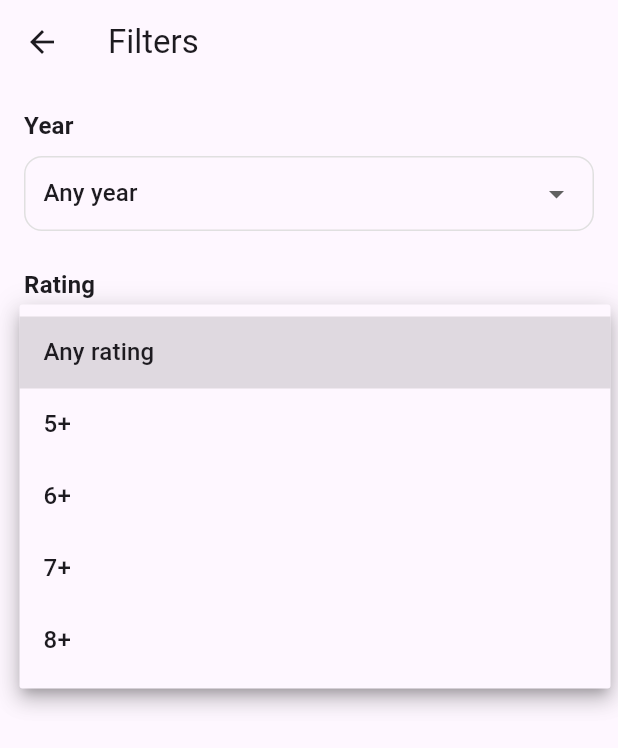
After one commit to vladmunj/flicky, a Flutter app: the FilterScreen screen opened directly, after a tap on "Any rating", on a phone screen of 412 x 824 dp. The commit adds this screen. Shown: the top 748 px of the screen. Run offline on Flutter 3.47's test engine with Material 3 defaults, Android fonts, the phone set to English and light mode, and no system bars; our stand-ins replace cached_network_image, flutter_dotenv; network calls fail.

Commit message:
movie filters added

```diff
--- a/lib/l10n/app_localizations.dart
+++ b/lib/l10n/app_localizations.dart
@@ -60,6 +60,17 @@ class AppLocalizations {
   String get availabilityWarning => isRu
       ? 'Внимание: фильм или сериал может быть недоступен на некоторых площадках. В этом случае вы можете воспользоваться поиском в Google выше.'
       : 'Note: the movie or TV show may not be available on some platforms. If so, you can use the Google search above.';
+
+  // Filters
+  String get filtersTitle => isRu ? 'Фильтры' : 'Filters';
+  String get filterYear => isRu ? 'Год выпуска' : 'Year';
+  String get filterGenre => isRu ? 'Жанры' : 'Genres';
+  String get filterAnyYear => isRu ? 'Любой год' : 'Any year';
+  String get filterRating => isRu ? 'Рейтинг' : 'Rating';
+  String get filterAnyRating => isRu ? 'Любой рейтинг' : 'Any rating';
+  String get filterApply => isRu ? 'Показать' : 'Apply';
+  String get filterReset => isRu ? 'Сбросить' : 'Reset';
+  String get filterActiveLabel => isRu ? 'Фильтры включены' : 'Filters active';
   String openServiceInternetError(String serviceName) => isRu
       ? 'Не удалось открыть $serviceName. Проверьте подключение к интернету.'
       : 'Could not open $serviceName. Please check your internet connection.';
@@ -80,6 +91,15 @@ class AppLocalizations {
   String get apiKeyInvalid => isRu ? 'Неверный API ключ. Проверьте настройки' : 'Invalid API key. Check your settings.';
   String get networkIssue => isRu ? 'Проблема с подключением к интернету' : 'Network connection issue.';
   String get loadFailed => isRu ? 'Не удалось загрузить. Попробуйте снова' : 'Failed to load. Please try again.';
+
+  // Filters – no results
+  String get noResultsForFilters => isRu
+      ? 'Фильмы или сериалы с указанными фильтрами не найдены. Попробуйте изменить фильтры.'
+      : 'No movies or TV shows match the selected filters. Try adjusting your filters.';
+
+  String get filtersWarningTitle => isRu ? 'Ничего не найдено' : 'Nothing found';
+  String get filtersChangeButton =>
+      isRu ? 'Изменить фильтры' : 'Adjust filters';
 }
 
 class _AppLocalizationsDelegate extends LocalizationsDelegate<AppLocalizations> {
--- /dev/null
+++ b/lib/screens/filter_screen.dart
@@ -0,0 +1,248 @@
+import 'package:flutter/material.dart';
+
+import '../l10n/app_localizations.dart';
+import '../models/movie.dart';
+import '../services/tmdb_service.dart';
+
+class FilterConfig {
+  final int? year;
+  final List<int> genreIds;
+  final double? minRating;
+
+  const FilterConfig({
+    this.year,
+    this.genreIds = const [],
+    this.minRating,
+  });
+}
+
+class FilterScreen extends StatefulWidget {
+  final FilterConfig? initialConfig;
+
+  const FilterScreen({super.key, this.initialConfig});
+
+  @override
+  State<FilterScreen> createState() => _FilterScreenState();
+}
+
+class _FilterScreenState extends State<FilterScreen> {
+  final TMDbService _service = TMDbService();
+  final Set<int> _selectedGenres = {};
+  int? _selectedYear;
+  double? _selectedMinRating;
+
+  bool _isLoading = false;
+  bool _didLoadGenres = false;
+  List<Genre> _genres = [];
+
+  @override
+  void initState() {
+    super.initState();
+    final initial = widget.initialConfig;
+    if (initial != null) {
+      _selectedYear = initial.year;
+      _selectedGenres.addAll(initial.genreIds);
+      _selectedMinRating = initial.minRating;
+    }
+  }
+
+  @override
+  void didChangeDependencies() {
+    super.didChangeDependencies();
+    if (!_didLoadGenres) {
+      _didLoadGenres = true;
+      _loadGenres();
+    }
+  }
+
+  Future<void> _loadGenres() async {
+    setState(() => _isLoading = true);
+    try {
+      final lang = Localizations.localeOf(context).languageCode;
+      final genres = await _service.fetchMovieGenres(languageCode: lang);
+      setState(() {
+        _genres = genres;
+        _isLoading = false;
+      });
+    } catch (_) {
+      setState(() => _isLoading = false);
+    }
+  }
+
+  void _apply() {
+    Navigator.pop(
+      context,
+      FilterConfig(
+        year: _selectedYear,
+        genreIds: _selectedGenres.toList(),
+        minRating: _selectedMinRating,
+      ),
+    );
+  }
+
+  void _reset() {
+    // Возвращаемся на главный экран с полностью сброшенными фильтрами
+    Navigator.pop(
+      context,
+      const FilterConfig(
+        year: null,
+        genreIds: [],
+        minRating: null,
+      ),
+    );
+  }
+
+  @override
+  Widget build(BuildContext context) {
+    final l10n = context.l10n;
+    final currentYear = DateTime.now().year;
+    final years = List<int>.generate(60, (i) => currentYear - i);
+
+    return Scaffold(
+      appBar: AppBar(
+        title: Text(l10n.filtersTitle),
+      ),
+      body: _isLoading
+          ? const Center(child: CircularProgressIndicator())
+          : SingleChildScrollView(
+              padding: const EdgeInsets.all(16),
+              child: Column(
+                crossAxisAlignment: CrossAxisAlignment.start,
+                children: [
+                  // Год
+                  Text(
+                    l10n.filterYear,
+                    style: Theme.of(context).textTheme.titleMedium?.copyWith(
+                          fontWeight: FontWeight.w600,
+                        ),
+                  ),
+                  const SizedBox(height: 8),
+                  Container(
+                    padding: const EdgeInsets.symmetric(horizontal: 12),
+                    decoration: BoxDecoration(
+                      borderRadius: BorderRadius.circular(12),
+                      border: Border.all(color: Colors.grey.shade300),
+                    ),
+                    child: DropdownButton<int?>(
+                      value: _selectedYear,
+                      isExpanded: true,
+                      underline: const SizedBox(),
+                      hint: Text(l10n.filterAnyYear),
+                      items: [
+                        DropdownMenuItem<int?>(
+                          value: null,
+                          child: Text(l10n.filterAnyYear),
+                        ),
+                        ...years.map(
+                          (y) => DropdownMenuItem<int?>(
+                            value: y,
+                            child: Text(y.toString()),
+                          ),
+                        ),
+                      ],
+                      onChanged: (value) {
+                        setState(() => _selectedYear = value);
+                      },
+                    ),
+                  ),
+                  const SizedBox(height: 24),
+
+                  // Рейтинг
+                  Text(
+                    l10n.filterRating,
+                    style: Theme.of(context).textTheme.titleMedium?.copyWith(
+                          fontWeight: FontWeight.w600,
+                        ),
+                  ),
+                  const SizedBox(height: 8),
+                  Container(
+                    padding: const EdgeInsets.symmetric(horizontal: 12),
+                    decoration: BoxDecoration(
+                      borderRadius: BorderRadius.circular(12),
+                      border: Border.all(color: Colors.grey.shade300),
+                    ),
+                    child: DropdownButton<double?>(
+                      value: _selectedMinRating,
+                      isExpanded: true,
+                      underline: const SizedBox(),
+                      hint: Text(l10n.filterAnyRating),
+                      items: <double?>[null, 5.0, 6.0, 7.0, 8.0].map((value) {
+                        if (value == null) {
+                          return DropdownMenuItem<double?>(
+                            value: null,
+                            child: Text(l10n.filterAnyRating),
+                          );
+                        }
+                        return DropdownMenuItem<double?>(
+                          value: value,
+                          child: Text('${value.toStringAsFixed(0)}+'),
+                        );
+                      }).toList(),
+                      onChanged: (value) {
+                        setState(() => _selectedMinRating = value);
+                      },
+                    ),
+                  ),
+                  const SizedBox(height: 24),
+
+                  // Жанры
+                  Text(
+                    l10n.filterGenre,
+                    style: Theme.of(context).textTheme.titleMedium?.copyWith(
+                          fontWeight: FontWeight.w600,
+                        ),
+                  ),
+                  const SizedBox(height: 8),
+                  if (_genres.isEmpty)
+                    Text(
+                      l10n.notFound,
+                      style: Theme.of(context).textTheme.bodySmall,
+                    )
+                  else
+                    Wrap(
+                      spacing: 8,
+                      runSpacing: 8,
+                      children: _genres.map((genre) {
+                        final selected = _selectedGenres.contains(genre.id);
+                        return FilterChip(
+                          label: Text(genre.name),
+                          selected: selected,
+                          onSelected: (value) {
+                            setState(() {
+                              if (value) {
+                                _selectedGenres.add(genre.id);
+                              } else {
+                                _selectedGenres.remove(genre.id);
+                              }
+                            });
+                          },
+                        );
+                      }).toList(),
+                    ),
+
+                  const SizedBox(height: 32),
+
+                  // Кнопки действий
+                  Row(
+                    children: [
+                      Expanded(
+                        child: OutlinedButton(
+                          onPressed: _reset,
+                          child: Text(l10n.filterReset),
+                        ),
+                      ),
+                      const SizedBox(width: 12),
+                      Expanded(
+                        child: ElevatedButton(
+                          onPressed: _apply,
+                          child: Text(l10n.filterApply),
+                        ),
+                      ),
+                    ],
+                  ),
+                ],
+              ),
+            ),
+    );
+  }
+}
--- a/lib/services/tmdb_service.dart
+++ b/lib/services/tmdb_service.dart
@@ -9,7 +9,31 @@ class TMDbService {
 
   String? get apiKey => dotenv.env['TMDB_API_KEY'];
 
-  Future<Movie?> getRandomMovie({Set<int>? excludeIds, String languageCode = 'en'}) async {
+  Future<List<Genre>> fetchMovieGenres({String languageCode = 'en'}) async {
+    if (apiKey == null || apiKey!.isEmpty || apiKey == 'your_api_key_here') {
+      throw Exception('TMDB_API_KEY не установлен в .env файле');
+    }
+
+    final tmdbLang = languageCode.toLowerCase() == 'ru' ? 'ru-RU' : 'en-US';
+    final url = '$baseUrl/genre/movie/list?api_key=$apiKey&language=$tmdbLang';
+    final response = await http.get(Uri.parse(url));
+
+    if (response.statusCode != 200) {
+      throw Exception('Ошибка при получении жанров: ${response.statusCode}');
+    }
+
+    final Map<String, dynamic> jsonData = jsonDecode(response.body);
+    final List<dynamic> results = jsonData['genres'] as List<dynamic>;
+    return results.map((e) => Genre.fromJson(e as Map<String, dynamic>)).toList();
+  }
+
+  Future<Movie?> getRandomMovie({
+    Set<int>? excludeIds,
+    String languageCode = 'en',
+    int? year,
+    List<int>? genreIds,
+    double? minRating,
+  }) async {
     if (apiKey == null || apiKey!.isEmpty || apiKey == 'your_api_key_here') {
       throw Exception('TMDB_API_KEY не установлен в .env файле');
     }
@@ -17,8 +41,10 @@ class TMDbService {
     try {
       final random = Random();
       final tmdbLang = languageCode.toLowerCase() == 'ru' ? 'ru-RU' : 'en-US';
+      final hasFilters =
+          year != null || (genreIds != null && genreIds.isNotEmpty) || minRating != null;
 
-      // Случайно выбираем между фильмами и сериалами
+      // Случайно выбираем между фильмами и сериалами (для фильтрованных тоже оставим шанс сериала)
       final isTvShow = random.nextBool();
 
       // Пробуем несколько подходов для большей случайности
@@ -33,6 +59,34 @@ class TMDbService {
           String url;
           bool currentIsTvShow = isTvShow;
 
+          // Если есть фильтры, используем только discover с нужными параметрами
+          if (hasFilters) {
+            final randomPage = random.nextInt(50) + 1;
+            final buffer = StringBuffer();
+            if (genreIds != null && genreIds.isNotEmpty) {
+              buffer.write('&with_genres=${genreIds.join(',')}');
+            }
+            if (year != null) {
+              if (currentIsTvShow) {
+                buffer.write('&first_air_date_year=$year');
+              } else {
+                // Для фильмов используем primary_release_year, он точнее работает в discover
+                buffer.write('&primary_release_year=$year');
+              }
+            }
+            if (minRating != null) {
+              // Немного отсеиваем редкие фильмы с малым количеством голосов
+              buffer.write('&vote_average.gte=${minRating.toStringAsFixed(1)}&vote_count.gte=50');
+            }
+            if (currentIsTvShow) {
+              url =
+                  '$baseUrl/discover/tv?api_key=$apiKey&language=$tmdbLang&page=$randomPage&sort_by=popularity.desc${buffer.toString()}';
+            } else {
+              url =
+                  '$baseUrl/discover/movie?api_key=$apiKey&language=$tmdbLang&page=$randomPage&sort_by=popularity.desc${buffer.toString()}';
+            }
+          } else {
+            // Без фильтров используем старую стратегию
             // Чередуем между фильмами и сериалами
             if (attempt >= 3) {
               currentIsTvShow = !isTvShow;
@@ -60,16 +114,19 @@ class TMDbService {
               case 2:
                 // Новые (discover)
                 final randomPage = random.nextInt(50) + 1;
-              final year = DateTime.now().year - random.nextInt(5);
+                final randomYear = DateTime.now().year - random.nextInt(5);
                 if (currentIsTvShow) {
-                url = '$baseUrl/discover/tv?api_key=$apiKey&language=$tmdbLang&page=$randomPage&sort_by=popularity.desc&first_air_date_year=$year';
+                  url =
+                      '$baseUrl/discover/tv?api_key=$apiKey&language=$tmdbLang&page=$randomPage&sort_by=popularity.desc&first_air_date_year=$randomYear';
                 } else {
-                url = '$baseUrl/discover/movie?api_key=$apiKey&language=$tmdbLang&page=$randomPage&sort_by=popularity.desc&year=$year';
+                  url =
+                      '$baseUrl/discover/movie?api_key=$apiKey&language=$tmdbLang&page=$randomPage&sort_by=popularity.desc&year=$randomYear';
                 }
                 break;
               default:
                 url = '$baseUrl/movie/popular?api_key=$apiKey&language=$tmdbLang&page=1';
                 currentIsTvShow = false;
+            }
           }
 
           final response = await http.get(Uri.parse(url));
@@ -116,6 +173,25 @@ class TMDbService {
             final Map<String, dynamic> itemJson = jsonDecode(detailsResponse.body);
             final movie = Movie.fromJson(itemJson, isTvShow: currentIsTvShow);
 
+            // Дополнительная защита: проверяем год и рейтинг уже по детальному ответу
+            if (hasFilters) {
+              if (year != null) {
+                final yearStr = movie.releaseYear;
+                final parsedYear = yearStr != null ? int.tryParse(yearStr) : null;
+                if (parsedYear != null && parsedYear != year) {
+                  attempt++;
+                  continue;
+                }
+              }
+              if (minRating != null) {
+                final rating = movie.voteAverage;
+                if (rating != null && rating < minRating) {
+                  attempt++;
+                  continue;
+                }
+              }
+            }
+
             // Получаем трейлер, если доступен
             final trailerKey = await _getTrailerKey(itemId, currentIsTvShow, tmdbLang: tmdbLang);
             if (trailerKey != null) {
@@ -136,7 +212,25 @@ class TMDbService {
           }
 
           // Если детали не получены, возвращаем базовую информацию
-          return Movie.fromJson(randomItem, isTvShow: currentIsTvShow);
+          final movie = Movie.fromJson(randomItem, isTvShow: currentIsTvShow);
+          if (hasFilters) {
+            if (year != null) {
+              final yearStr = movie.releaseYear;
+              final parsedYear = yearStr != null ? int.tryParse(yearStr) : null;
+              if (parsedYear != null && parsedYear != year) {
+                attempt++;
+                continue;
+              }
+            }
+            if (minRating != null) {
+              final rating = movie.voteAverage;
+              if (rating != null && rating < minRating) {
+                attempt++;
+                continue;
+              }
+            }
+          }
+          return movie;
         } catch (e) {
           attempt++;
           if (attempt >= maxAttempts) {
```
Also changed, not shown: lib/screens/movie_screen.dart (+114 -9 lines). Lines whose indentation alone changed are shown as unchanged.
